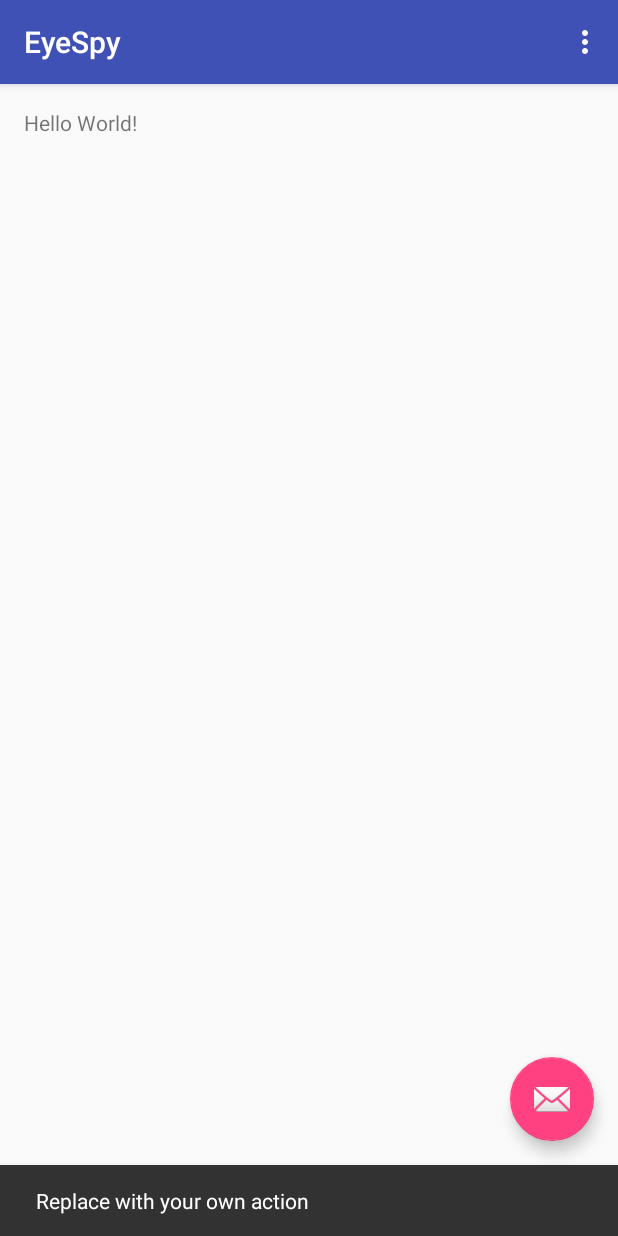
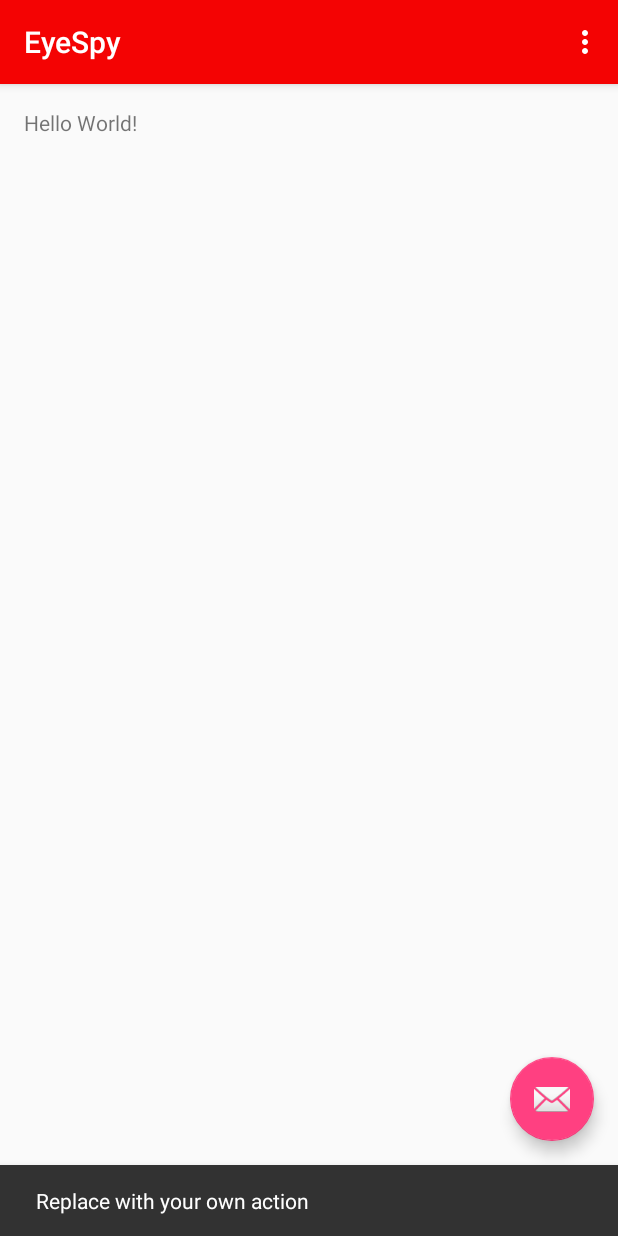
Before and after one commit to MinKPark/HyungJae, an Android app: the screen it shows after launch (MainActivity), after a tap on an icon or button, on a phone screen of 412 x 824 dp. Run offline under Robolectric (Android 15) with nearby library versions, the phone set to English and light mode, and no system bars.

Commit message:
TEST GIT

```diff
--- a/app/src/main/res/layout/activity_main.xml
+++ b/app/src/main/res/layout/activity_main.xml
@@ -16,7 +16,7 @@
             android:id="@+id/toolbar"
             android:layout_width="match_parent"
             android:layout_height="?attr/actionBarSize"
-            android:background="?attr/colorPrimary"
+            android:background="#f40303"
             app:popupTheme="@style/AppTheme.PopupOverlay" />
 
     </android.support.design.widget.AppBarLayout>
```
